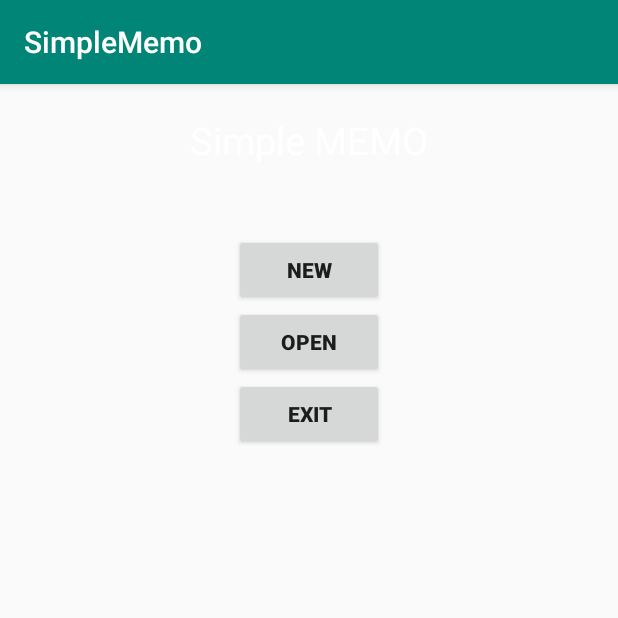
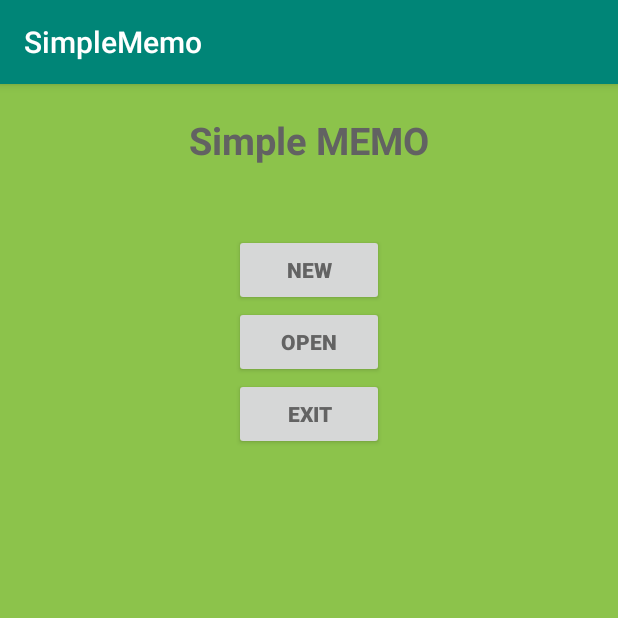
Before and after one commit to jgw1413/Team-D, an Android app: the screen it shows after launch (MainActivity), on a phone screen of 412 x 824 dp, the top half of it. Run offline under Robolectric (Android 15) with nearby library versions, the phone set to English and light mode, and no system bars.

Commit message:
메인화면 배경색, 글씨색 변경

```diff
--- a/app/src/main/res/layout/activity_main.xml
+++ b/app/src/main/res/layout/activity_main.xml
@@ -4,17 +4,19 @@
     xmlns:android="http://schemas.android.com/apk/res/android"
     android:layout_height="fill_parent"
     android:layout_width="fill_parent"
-    android:orientation="vertical"  >
+    android:orientation="vertical"
+    android:background="#8cc34b">
 
     <TextView
         android:layout_height="80dip"
         android:layout_width="wrap_content"
         android:layout_gravity="center"
         android:textColorHighlight="#00ff00"
-        android:textColor="#ffffff"
+        android:textColor="#626262"
         android:textSize="25dip"
         android:text="@string/str_title"
-        android:layout_marginTop="20dip"/>
+        android:layout_marginTop="20dip"
+        android:textStyle="bold"/>
 
     <LinearLayout
         android:layout_height="fill_parent"
@@ -27,14 +29,16 @@
             android:layout_gravity="center"
             android:text="@string/str_new"
             android:id="@+id/btn_new"
-            android:textStyle="bold"/>
+            android:textStyle="bold"
+            android:textColor="#636363"/>
 
         <Button android:layout_height="wrap_content"
             android:layout_width="100dip"
             android:layout_gravity="center"
             android:text="@string/str_open"
             android:id="@+id/btn_open"
-            android:textStyle="bold"/>
+            android:textStyle="bold"
+            android:textColor="#636363"/>
 
         <Button
             android:layout_height="wrap_content"
@@ -42,7 +46,8 @@
             android:layout_gravity="center"
             android:text="@string/str_exit"
             android:id="@+id/btn_exit"
-            android:textStyle="bold"/>
+            android:textStyle="bold"
+            android:textColor="#636363"/>
 
     </LinearLayout>
 </LinearLayout>
```
